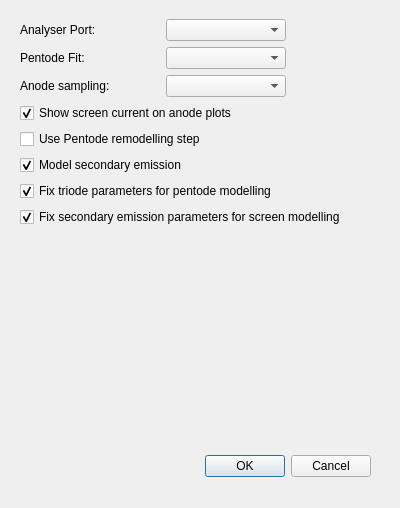
The window that preferencesdialog.ui (Lizardboy2390/ValveWorkbench) describes before a commit, drawn with Qt 5.
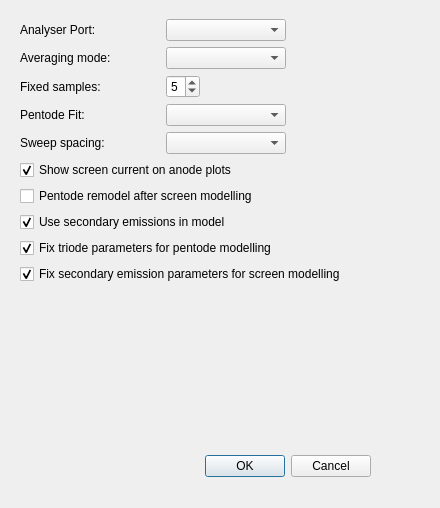
The same window after the commit.

What changed in the file:
```diff
--- a/preferencesdialog.ui
+++ b/preferencesdialog.ui
@@ -6,7 +6,7 @@
    <rect>
     <x>0</x>
     <y>0</y>
-    <width>400</width>
+    <width>440</width>
     <height>508</height>
    </rect>
   </property>
@@ -91,6 +91,107 @@
       </item>
      </layout>
     </item>
+    <item>
+     <layout class="QHBoxLayout" name="horizontalLayout_4">
+      <item>
+       <widget class="QLabel" name="label_avgMode">
+        <property name="sizePolicy">
+         <sizepolicy hsizetype="Fixed" vsizetype="Preferred">
+          <horstretch>0</horstretch>
+          <verstretch>0</verstretch>
+         </sizepolicy>
+        </property>
+        <property name="minimumSize">
+         <size>
+          <width>140</width>
+          <height>0</height>
+         </size>
+        </property>
+        <property name="text">
+         <string>Averaging mode:</string>
+        </property>
+       </widget>
+      </item>
+      <item>
+       <widget class="QComboBox" name="avgMode">
+        <property name="sizePolicy">
+         <sizepolicy hsizetype="Fixed" vsizetype="Fixed">
+          <horstretch>0</horstretch>
+          <verstretch>0</verstretch>
+         </sizepolicy>
+        </property>
+        <property name="minimumSize">
+         <size>
+          <width>120</width>
+          <height>0</height>
+         </size>
+        </property>
+       </widget>
+      </item>
+      <item>
+       <spacer name="horizontalSpacer_4">
+        <property name="orientation">
+         <enum>Qt::Horizontal</enum>
+        </property>
+        <property name="sizeHint" stdset="0">
+         <size>
+          <width>40</width>
+          <height>20</height>
+         </size>
+        </property>
+       </spacer>
+      </item>
+     </layout>
+    </item>
+    <item>
+     <layout class="QHBoxLayout" name="horizontalLayout_5">
+      <item>
+       <widget class="QLabel" name="label_avgSamples">
+        <property name="sizePolicy">
+         <sizepolicy hsizetype="Fixed" vsizetype="Preferred">
+          <horstretch>0</horstretch>
+          <verstretch>0</verstretch>
+         </sizepolicy>
+        </property>
+        <property name="minimumSize">
+         <size>
+          <width>140</width>
+          <height>0</height>
+         </size>
+        </property>
+        <property name="text">
+         <string>Fixed samples:</string>
+        </property>
+       </widget>
+      </item>
+      <item>
+       <widget class="QSpinBox" name="avgSamples">
+        <property name="minimum">
+         <number>1</number>
+        </property>
+        <property name="maximum">
+         <number>8</number>
+        </property>
+        <property name="value">
+         <number>5</number>
+        </property>
+       </widget>
+      </item>
+      <item>
+       <spacer name="horizontalSpacer_5">
+        <property name="orientation">
+         <enum>Qt::Horizontal</enum>
+        </property>
+        <property name="sizeHint" stdset="0">
+         <size>
+          <width>40</width>
+          <height>20</height>
+         </size>
+        </property>
+       </spacer>
+      </item>
+     </layout>
+    </item>
     <item>
      <layout class="QHBoxLayout" name="horizontalLayout_2">
       <item>
@@ -160,7 +261,7 @@
          </size>
         </property>
         <property name="text">
-         <string>Anode sampling:</string>
+         <string>Sweep spacing:</string>
         </property>
        </widget>
       </item>
@@ -208,7 +309,7 @@
     <item>
      <widget class="QCheckBox" name="checkRemodel">
       <property name="text">
-       <string>Use Pentode remodelling step</string>
+       <string>Pentode remodel after screen modelling</string>
       </property>
       <property name="checked">
        <bool>false</bool>
@@ -218,7 +319,7 @@
     <item>
      <widget class="QCheckBox" name="checkSecondary">
       <property name="text">
-       <string>Model secondary emission</string>
+       <string>Use secondary emissions in model</string>
       </property>
       <property name="checked">
        <bool>true</bool>
```
